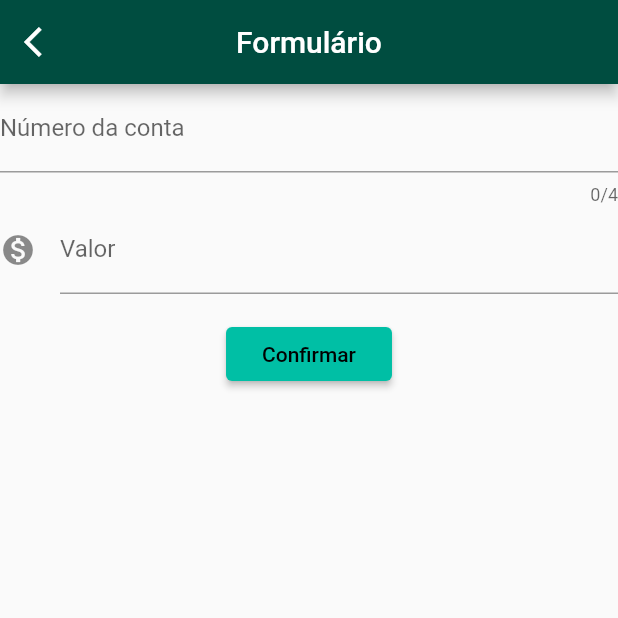
After one commit to toddywannalearn/bitBankingAlura-flutter, a Flutter app: the screen it shows after launch, after a tap on the "add" icon, on a phone screen of 412 x 824 dp, the top half of it. The commit adds this screen. Run offline on Flutter 3.47's test engine with Material 2 defaults, Android fonts, the phone set to English and light mode, and no system bars.

Commit message:
Refatoracao do projeto

```diff
--- a/lib/main.dart
+++ b/lib/main.dart
@@ -1,25 +1,23 @@
 import 'package:flutter/cupertino.dart';
 import 'package:flutter/material.dart';
-import 'widgets/Themes.dart';
-import 'screens/HomeScreen.dart';
+import 'components/Themes.dart';
+import 'screens/formulario/Lista.dart';
 
 void main() {
   runApp(MyApp());
 }
 
 class MyApp extends StatefulWidget {
-
   @override
   _MyAppState createState() => _MyAppState();
 }
 
 class _MyAppState extends State<MyApp> {
-
   @override
   Widget build(BuildContext context) {
     return MaterialApp(
       theme: Themes().greenTheme(),
-      home: HomeScreen(),
+      home: ListaTransferencia(),
     );
   }
 }
--- a/lib/model/Transferencia.dart
+++ b/lib/model/Transferencia.dart
@@ -1,7 +1,5 @@
-import 'package:flutter/cupertino.dart';
-import 'package:flutter/material.dart';
 
-class Transferencia{
+class Transferencia {
   final int conta;
   final double valor;
 
--- /dev/null
+++ b/lib/screens/formulario/Formulario.dart
@@ -0,0 +1,63 @@
+import 'package:bitbanking/model/Transferencia.dart';
+import 'package:flutter/material.dart';
+import '../../components/Editor.dart';
+
+class FormularioTransferencia extends StatefulWidget {
+  @override
+  _FormularioTransferenciaState createState() =>
+      _FormularioTransferenciaState();
+}
+
+class _FormularioTransferenciaState extends State<FormularioTransferencia> {
+  final TextEditingController _controllerCampoConta = TextEditingController();
+  final TextEditingController _controllerCampoValor = TextEditingController();
+
+  @override
+  Widget build(BuildContext context) {
+    return Scaffold(
+      appBar: AppBar(
+        centerTitle: true,
+        title: Text('Formulário'),
+        leading: IconButton(
+          icon: Icon(Icons.arrow_back_ios),
+          onPressed: () {
+            Navigator.pop(context);
+          },
+        ),
+      ),
+      body: SingleChildScrollView(
+        child: Column(
+          children: <Widget>[
+            Editor(
+                controller: _controllerCampoConta,
+                label: 'Número da conta',
+                hint: '0000',
+                maxLength: 4),
+            Editor(
+                controller: _controllerCampoValor,
+                label: 'Valor',
+                hint: '0.00',
+                icon: Icons.monetization_on),
+            SizedBox(
+              height: 16.0,
+            ),
+            RaisedButton(
+              child: Text('Confirmar'),
+              onPressed: () => _criaTransferencia(context),
+            ),
+          ],
+        ),
+      ),
+    );
+  }
+
+  void _criaTransferencia(BuildContext context) {
+    int conta = int.tryParse(_controllerCampoConta.text);
+    double valor = double.tryParse(_controllerCampoValor.text);
+
+    if (conta != null && valor != null) {
+      final transferenciaCriada = Transferencia(conta, valor);
+      Navigator.pop(context, transferenciaCriada);
+    }
+  }
+}
```
Also changed, not shown: lib/screens/formulario/Lista.dart (renamed from lib/screens/HomeScreen.dart, +19 -18 lines), lib/screens/transferenciaScreen.dart (deleted, +0 -65 lines), lib/components/Editor.dart (renamed from lib/widgets/Editor.dart), lib/components/Themes.dart (renamed from lib/widgets/Themes.dart).
